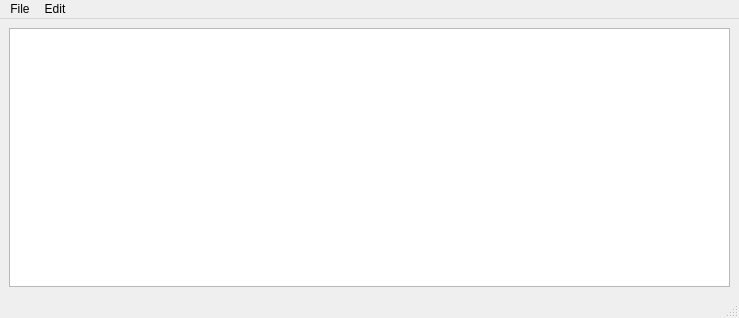
The window that soarlog_qt4.ui (tribeiro/soarlog) describes before a commit, drawn with Qt 5.
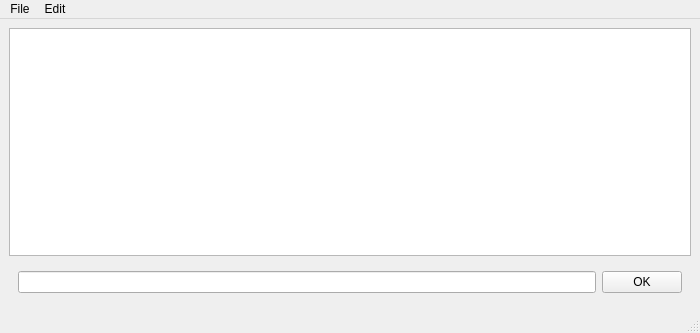
The same window after the commit.

Commit message: Included a lot of new functionalities to the program Now you can display an image by double clicking on any of a cell on its line. Also, the layout counts with a text line for observing notes. You click the frame you want to comment on, the comment (if any) appears on the line and you can edit it. You can either hit enter or click on the OK button to commit the change to the table and to the database. This latter functionality was suggested by Sergio Scarano. You can also hide this line by going to the Edit menu and clicking in Show/Hide Comment Bar. Next step, Data Quality stuff!

Diff of the .ui file:
```diff
--- a/soarlog_qt4.ui
+++ b/soarlog_qt4.ui
@@ -6,8 +6,8 @@
    <rect>
     <x>0</x>
     <y>0</y>
-    <width>739</width>
-    <height>318</height>
+    <width>700</width>
+    <height>333</height>
    </rect>
   </property>
   <property name="minimumSize">
@@ -20,8 +20,32 @@
    <string>SOAR auto log</string>
   </property>
   <widget class="QWidget" name="centralwidget">
-   <layout class="QVBoxLayout" name="verticalLayout">
-    <item>
+   <layout class="QGridLayout" name="gridLayout_2">
+    <item row="2" column="0">
+     <layout class="QVBoxLayout" name="verticalLayout">
+      <item>
+       <widget class="QWidget" name="coomentBarWidget" native="true">
+        <layout class="QVBoxLayout" name="verticalLayout_2">
+         <item>
+          <layout class="QHBoxLayout" name="horizontalLayout_2">
+           <item>
+            <widget class="QLineEdit" name="lineFrameComment"/>
+           </item>
+           <item>
+            <widget class="QPushButton" name="addFrameComment">
+             <property name="text">
+              <string>OK</string>
+             </property>
+            </widget>
+           </item>
+          </layout>
+         </item>
+        </layout>
+       </widget>
+      </item>
+     </layout>
+    </item>
+    <item row="0" column="0">
      <widget class="QTableView" name="tableDB"/>
     </item>
    </layout>
@@ -31,7 +55,7 @@
     <rect>
      <x>0</x>
      <y>0</y>
-     <width>739</width>
+     <width>700</width>
      <height>22</height>
     </rect>
    </property>
```
Left out of the diff: 5 changed lines with no effect on the pictures. The commit also changes 3 other files.
